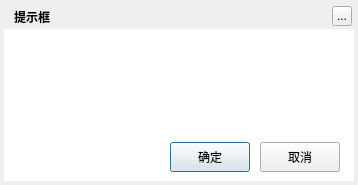
Greedysky/TTKMusicPlayer, file TTKModule/TTKWidget/musicUiKits/musicWidgetKits/musicmessagebox.ui: the form before one commit.
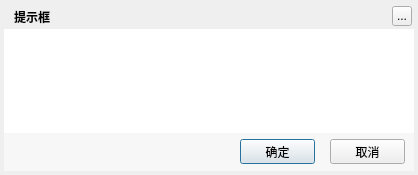
The form after the commit. Icons and pictures are not drawn.

Commit message: refactor: Optimize message box style[139469]

Patch:
```diff
--- a/TTKModule/TTKWidget/musicUiKits/musicWidgetKits/musicmessagebox.ui
+++ b/TTKModule/TTKWidget/musicUiKits/musicWidgetKits/musicmessagebox.ui
@@ -6,8 +6,8 @@
    <rect>
     <x>0</x>
     <y>0</y>
-    <width>358</width>
-    <height>185</height>
+    <width>418</width>
+    <height>175</height>
    </rect>
   </property>
   <property name="windowTitle">
@@ -21,8 +21,8 @@
     <rect>
      <x>4</x>
      <y>4</y>
-     <width>350</width>
-     <height>177</height>
+     <width>410</width>
+     <height>167</height>
     </rect>
    </property>
    <property name="styleSheet">
@@ -51,7 +51,7 @@
   <widget class="QToolButton" name="topTitleCloseButton">
    <property name="geometry">
     <rect>
-     <x>332</x>
+     <x>392</x>
      <y>6</y>
      <width>20</width>
      <height>20</height>
@@ -66,21 +66,37 @@
     <rect>
      <x>4</x>
      <y>29</y>
-     <width>350</width>
-     <height>152</height>
+     <width>410</width>
+     <height>142</height>
     </rect>
    </property>
    <property name="styleSheet">
     <string notr="true">background:white;</string>
    </property>
+   <widget class="QLabel" name="label">
+    <property name="geometry">
+     <rect>
+      <x>0</x>
+      <y>104</y>
+      <width>410</width>
+      <height>38</height>
+     </rect>
+    </property>
+    <property name="styleSheet">
+     <string notr="true">background:#F7F7F7;</string>
+    </property>
+    <property name="text">
+     <string/>
+    </property>
+   </widget>
   </widget>
   <widget class="QPushButton" name="confirmButton">
    <property name="geometry">
     <rect>
-     <x>170</x>
-     <y>142</y>
-     <width>80</width>
-     <height>30</height>
+     <x>240</x>
+     <y>139</y>
+     <width>75</width>
+     <height>25</height>
     </rect>
    </property>
    <property name="text">
@@ -90,10 +106,10 @@
   <widget class="QPushButton" name="cancelButton">
    <property name="geometry">
     <rect>
-     <x>260</x>
-     <y>142</y>
-     <width>80</width>
-     <height>30</height>
+     <x>330</x>
+     <y>139</y>
+     <width>75</width>
+     <height>25</height>
     </rect>
    </property>
    <property name="text">
@@ -103,8 +119,8 @@
   <widget class="QLabel" name="textLabel">
    <property name="geometry">
     <rect>
-     <x>60</x>
-     <y>39</y>
+     <x>130</x>
+     <y>30</y>
      <width>280</width>
      <height>95</height>
     </rect>
@@ -113,7 +129,7 @@
     <string notr="true">font-size:14px;font-weight:bold;</string>
    </property>
    <property name="alignment">
-    <set>Qt::AlignCenter</set>
+    <set>Qt::AlignLeading|Qt::AlignLeft|Qt::AlignVCenter</set>
    </property>
    <property name="wordWrap">
     <bool>true</bool>
@@ -122,10 +138,10 @@
   <widget class="QLabel" name="iconLabel">
    <property name="geometry">
     <rect>
-     <x>12</x>
-     <y>39</y>
-     <width>100</width>
-     <height>100</height>
+     <x>40</x>
+     <y>45</y>
+     <width>75</width>
+     <height>75</height>
     </rect>
    </property>
    <property name="pixmap">
```
Left out of the diff: 3 changed lines with no effect on the pictures.
